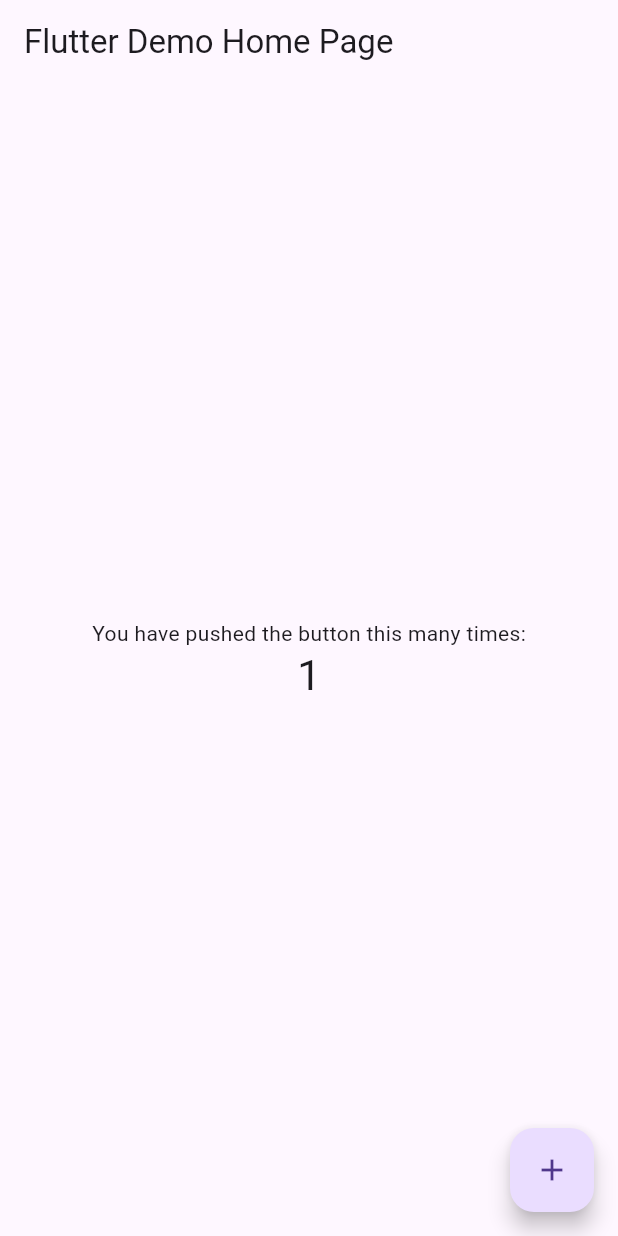
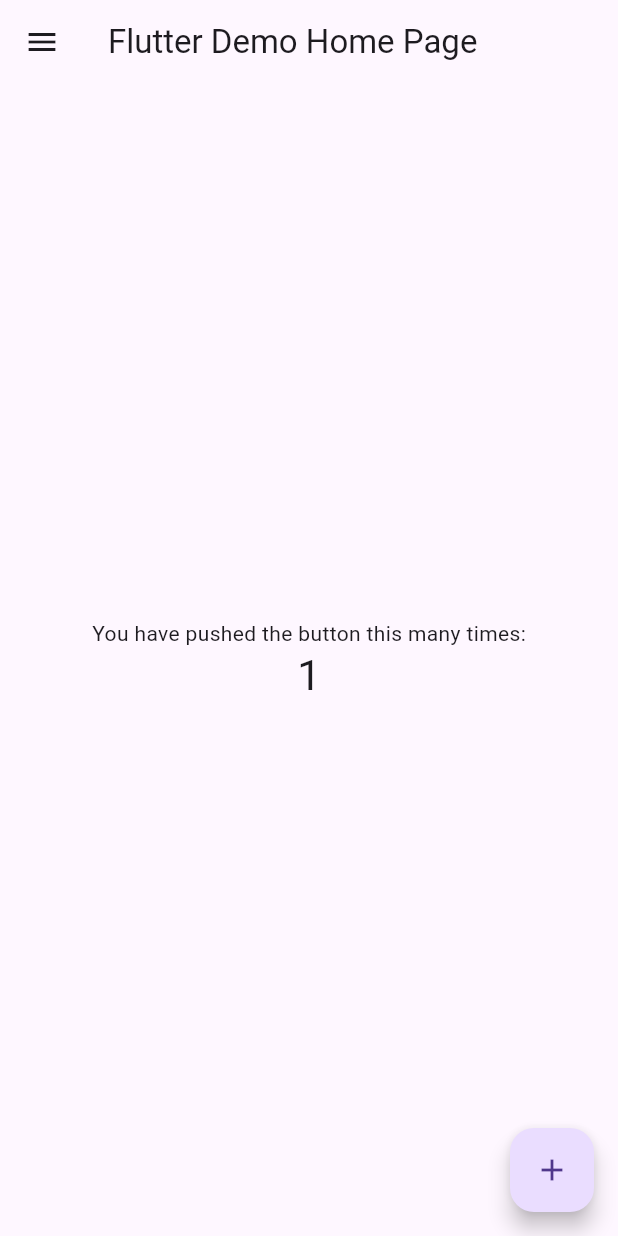
Before and after one commit to ComputacaoMovel2023-Classroom/tp-c_CentralIPS, a Flutter app: the MyHomePage screen opened directly, after a tap on the "add" icon, on a phone screen of 412 x 824 dp. Run offline on Flutter 3.47's test engine with Material 2 defaults, Android fonts, the phone set to English and light mode, and no system bars; our stand-ins replace convex_bottom_bar; network calls fail.

Commit message:
Sidebar Done

```diff
--- /dev/null
+++ b/CentralIPS/lib/Sidebar/NavBar.dart
@@ -0,0 +1,81 @@
+import 'package:flutter/material.dart';
+
+class NavBar extends StatelessWidget {
+  const NavBar({super.key});
+
+  @override
+  Widget build(BuildContext context) {
+    return Drawer(
+      child: ListView(
+        // Remove padding
+        padding: EdgeInsets.zero,
+        children: [
+          UserAccountsDrawerHeader(
+            accountName: const Text('Pedro Moura'),
+            accountEmail: const Text('exemplo@gmail.com'),
+            currentAccountPicture: CircleAvatar(
+              child: ClipOval(
+                child: Image.asset(
+                  'assets/images/moura.jpg',
+                  fit: BoxFit.cover,
+                  width: 90,
+                  height: 90,
+                ),
+              ),
+            ),
+            decoration: const BoxDecoration(
+              color: Colors.blue,
+              image: DecorationImage(
+                  fit: BoxFit.fill,
+                  image: NetworkImage(
+                      'https://oflutter.com/wp-content/uploads/2021/02/profile-bg3.jpg')),
+            ),
+          ),
+          ListTile(
+            leading: const Icon(Icons.home),
+            title: const Text('Home'),
+            onTap: () => null,
+          ),
+          const Divider(),
+          ListTile(
+            leading: const Icon(Icons.person),
+            title: const Text('Perfil'),
+            onTap: () => null,
+          ),
+          ListTile(
+            leading: const Icon(Icons.credit_card),
+            title: const Text('Cartão Digital'),
+            onTap: () => null,
+          ),
+          const Divider(),
+          const ListTile(
+            leading: Icon(Icons.domain),
+            title: Text('Departamentos'),
+          ),
+          ListTile(
+            leading: const Icon(Icons.auto_stories),
+            title: const Text('Biblioteca'),
+            onTap: () => null,
+          ),
+          const Divider(),
+          ListTile(
+            leading: const Icon(Icons.qr_code_scanner),
+            title: const Text('Campus QR'),
+            onTap: () => null,
+          ),
+          ListTile(
+            title: const Text('Mapa'),
+            leading: const Icon(Icons.map),
+            onTap: () => null,
+          ),
+          const Divider(),
+          ListTile(
+            title: const Text('IPS Health'),
+            leading: const Icon(Icons.health_and_safety),
+            onTap: () => null,
+          )
+        ],
+      ),
+    );
+  }
+}
--- a/CentralIPS/lib/homePage/home_page_ui.dart
+++ b/CentralIPS/lib/homePage/home_page_ui.dart
@@ -1,5 +1,6 @@
 import 'package:flutter/material.dart';
 
+import '../Sidebar/NavBar.dart';
 import '../footer_menu/footer_menu.dart';
 import 'home_page_centro.dart';
 import 'home_page_inferior.dart';
@@ -24,9 +25,15 @@ class HomePage extends StatelessWidget {
           ),
         ),*/
         resizeToAvoidBottomInset: false,
+        drawer: const NavBar(),
         bottomNavigationBar: const BottomNavigationExample(),
         appBar: AppBar(
-          leading: const Icon(Icons.menu, color: Colors.white),
+          leading: Builder(builder: (BuildContext context) {
+            return IconButton(
+              icon: const Icon(Icons.menu, color: Colors.white),
+              onPressed: () => Scaffold.of(context).openDrawer(),
+            );
+          }),
           title: const Text('Central IPS',
               style: TextStyle(color: Color.fromARGB(255, 255, 255, 251))),
           actions: const [
--- a/CentralIPS/lib/main.dart
+++ b/CentralIPS/lib/main.dart
@@ -1,5 +1,5 @@
 import 'package:flutter/material.dart';
-
+import 'Sidebar/NavBar.dart';
 import 'homePage/home_page_ui.dart';
 
 void main() {
@@ -93,6 +93,7 @@ class _MyHomePageState extends State<MyHomePage> {
         // the App.build method, and use it to set our appbar title.
         title: Text(widget.title),
       ),
+      drawer: const NavBar(),
       body: Center(
         // Center is a layout widget. It takes a single child and positions it
         // in the middle of the parent.
```
Also changed, not shown: CentralIPS/assets/images/moura.jpg (added), 1 other file.
